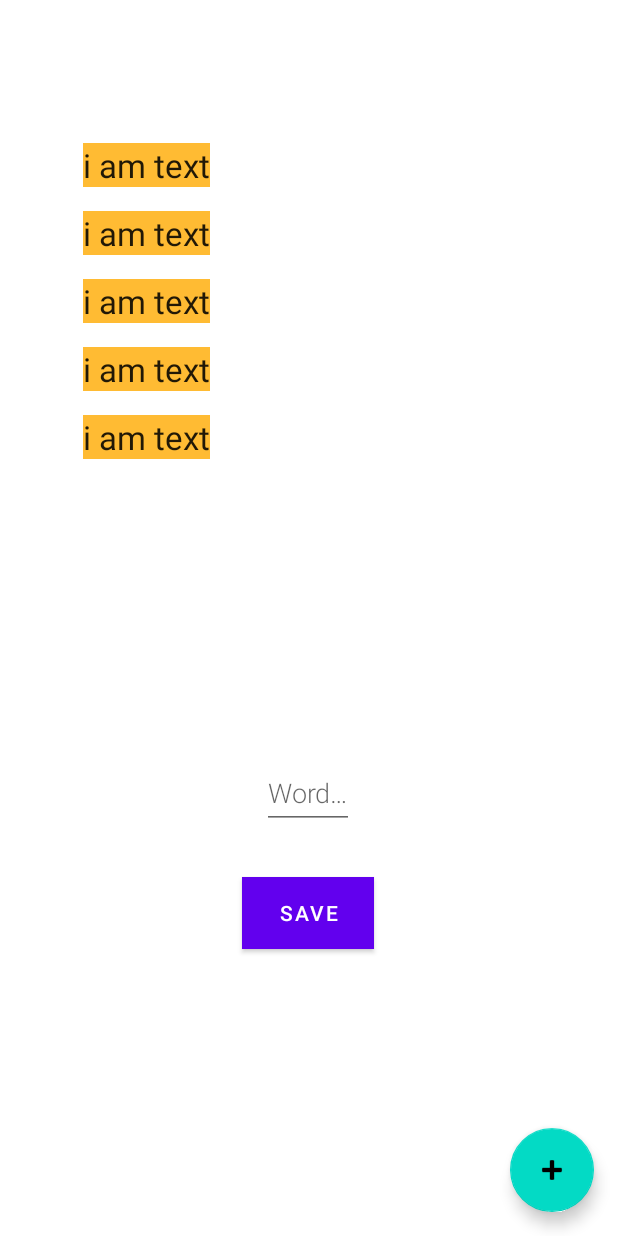
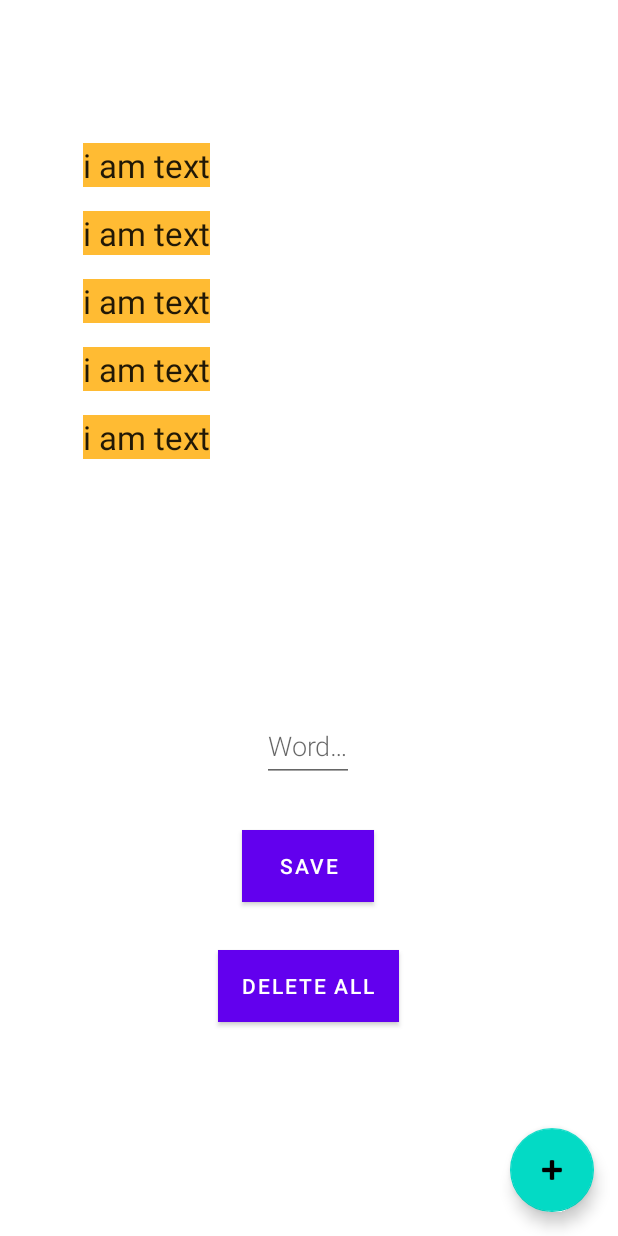
Before and after one commit to davrukin/ViewModel-LiveData-Sample, an Android app: the layout fragment_main.xml on its own in the app's theme, with its tools: preview values and no code run, on a phone screen of 412 x 824 dp. Run offline under Robolectric (Android 15) with nearby library versions, the phone set to English and light mode, and no system bars.

Commit message:
Added button to delete all words (clear words db)

```diff
--- a/app/src/main/java/com/davrukin/viewmodel_livedata_sample/db/repo/RepositoryWord.kt
+++ b/app/src/main/java/com/davrukin/viewmodel_livedata_sample/db/repo/RepositoryWord.kt
@@ -19,4 +19,9 @@ class RepositoryWord(private val daoWord: DaoWord) {
 	suspend fun insert(word: Word) {
 		daoWord.insert(word)
 	}
+
+	@WorkerThread
+	suspend fun deleteAllWords() {
+		daoWord.deleteAll()
+	}
 }
--- a/app/src/main/java/com/davrukin/viewmodel_livedata_sample/ui/main/MainViewModel.kt
+++ b/app/src/main/java/com/davrukin/viewmodel_livedata_sample/ui/main/MainViewModel.kt
@@ -25,6 +25,10 @@ class MainViewModel(private val repo: RepositoryWord) : ViewModel() {
 		repo.insert(word)
 	}
 
+	fun deleteAllWords() = viewModelScope.launch {
+		repo.deleteAllWords()
+	}
+
 	override fun onCleared() {
 		viewModelScope.cancel("calling onCleared()")
 		super.onCleared()
--- a/app/src/main/res/layout/fragment_main.xml
+++ b/app/src/main/res/layout/fragment_main.xml
@@ -41,7 +41,7 @@
             app:layout_constraintHorizontal_bias="0.498"
             app:layout_constraintStart_toStartOf="parent"
             app:layout_constraintTop_toBottomOf="@+id/recyclerView"
-            app:layout_constraintVertical_bias="0.182">
+            app:layout_constraintVertical_bias="0.0">
 
             <EditText
                 android:id="@+id/edit_word"
@@ -65,6 +65,16 @@
                 android:text="@string/button_save"
                 android:textColor="@color/buttonLabel" />
 
+            <Button
+                android:id="@+id/delete_words"
+                android:layout_width="wrap_content"
+                android:layout_height="wrap_content"
+                android:layout_gravity="center"
+                android:layout_margin="@dimen/big_padding"
+                android:background="@color/colorPrimary"
+                android:text="@string/button_delete"
+                android:textColor="@color/buttonLabel" />
+
         </LinearLayout>
 
         <com.google.android.material.floatingactionbutton.FloatingActionButton
--- a/app/src/main/res/values/strings.xml
+++ b/app/src/main/res/values/strings.xml
@@ -3,6 +3,7 @@
 
     <string name="hint_word">Word…</string>
     <string name="button_save">Save</string>
+    <string name="button_delete">Delete All</string>
     <string name="empty_not_saved">Word not saved because it is empty.</string>
     <string name="add_word">Add word</string>
 </resources>
```
Also changed, not shown: app/src/main/java/com/davrukin/viewmodel_livedata_sample/ui/main/MainFragment.kt (+6 -1 lines).
